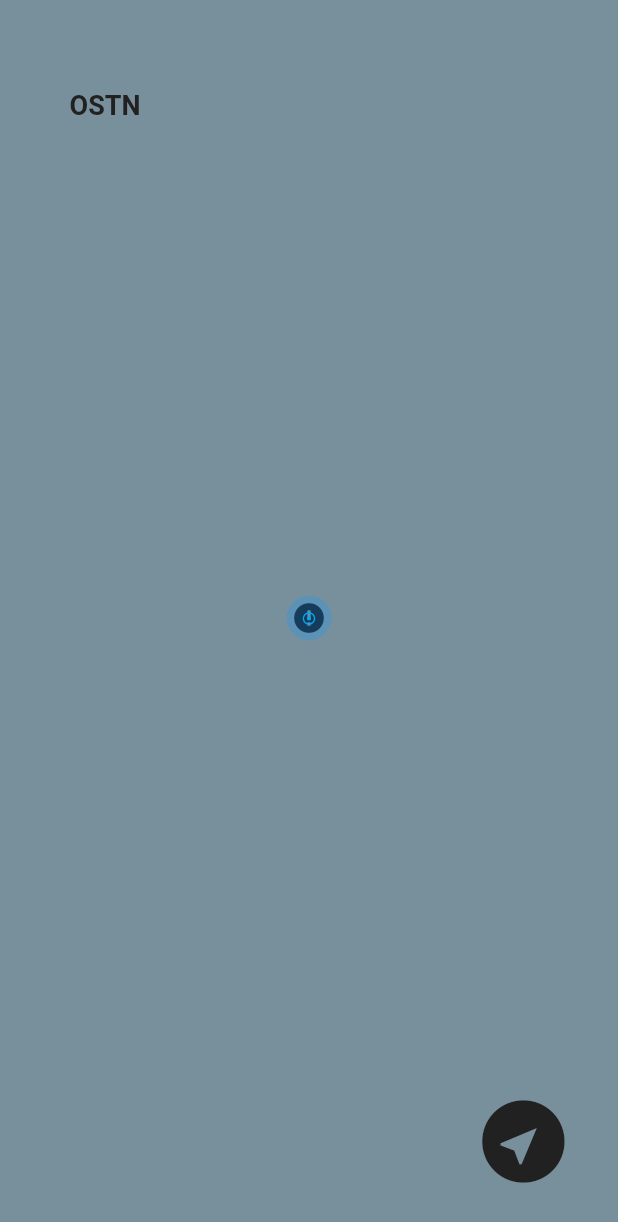
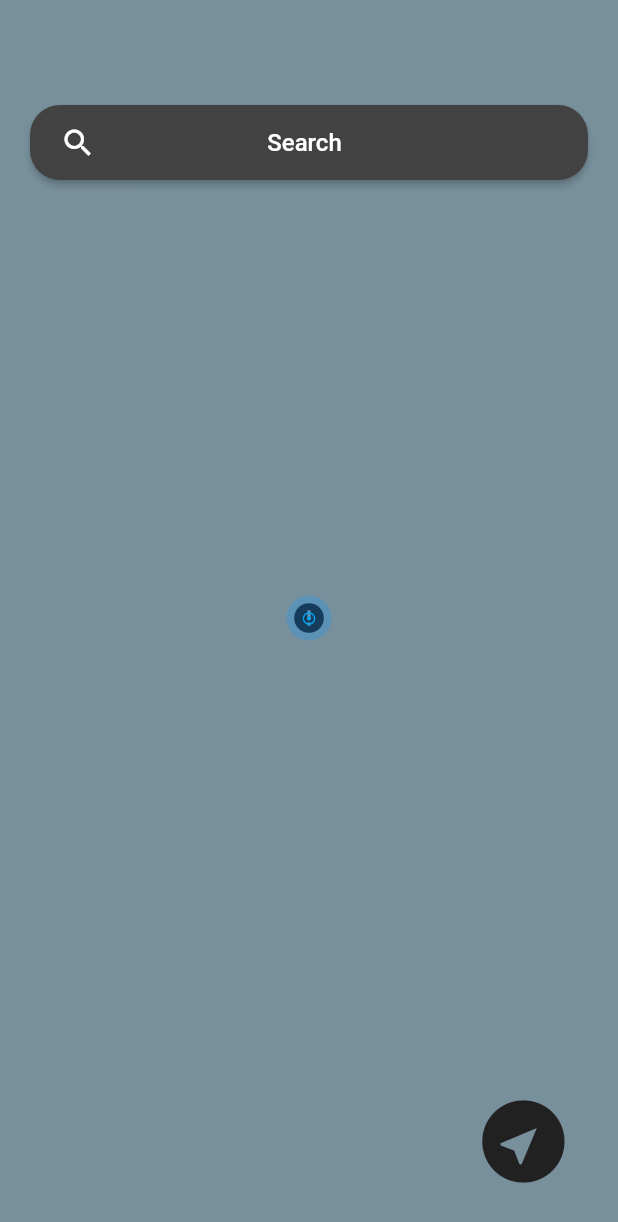
Before and after one commit to ostn-go/ostn_map, a Flutter app: the screen it shows after launch, on a phone screen of 412 x 824 dp. Shown: the top 1222 px of the screen. Run offline on Flutter 3.47's test engine with Material 2 defaults, Android fonts, the phone set to English and light mode, and no system bars; our stand-ins replace cached_network_image; network calls fail.

Commit message:
changes pushed

```diff
--- a/lib/core/viewmodels/user_location.dart
+++ b/lib/core/viewmodels/user_location.dart
@@ -33,3 +33,15 @@ class IsNavigationOn {
 
   IsNavigationOn._(this.isNavigationOn);
 }
+
+class MinMapTileSize {
+  static MinMapTileSize? _instance;
+  double minMapTileSize;
+
+  factory MinMapTileSize() {
+    _instance ??= MinMapTileSize._(0.0);
+    return _instance!;
+  }
+
+  MinMapTileSize._(this.minMapTileSize);
+}
--- a/lib/main.dart
+++ b/lib/main.dart
@@ -31,7 +31,7 @@ class MyApp extends StatelessWidget {
       ],
       child: MaterialApp(
         debugShowCheckedModeBanner: false,
-        home: FloorPlanScreen(),
+        home: FloorPlanScreenWidget(),
       ),
     );
   }
--- a/lib/services/MapDataService.dart
+++ b/lib/services/MapDataService.dart
@@ -72,7 +72,7 @@ Future<dynamic> fetchUserLocation_1(List<BleUserPosition> bleUserInputs) async {
   };
 
   // Build the URL with query parameters
-  final Uri uri = Uri.parse('http://localhost:8080/triangulate_demo1')
+  final Uri uri = Uri.parse('http://localhost:8080/triangulate_demo')
       .replace(queryParameters: queryParameters);
 
   final response = await http.get(
--- a/lib/view/screens/floorplan_screen.dart
+++ b/lib/view/screens/floorplan_screen.dart
@@ -8,7 +8,16 @@ import 'package:custom_zoomable_floorplan/view/widgets/reset_button_widget.dart'
 import 'package:flutter/material.dart';
 import 'package:provider/provider.dart';
 
-class FloorPlanScreen extends StatelessWidget {
+import '../widgets/search_button_widget.dart';
+import 'CustomSearchDelegate.dart';
+
+class FloorPlanScreenWidget extends StatefulWidget {
+  @override
+  State<FloorPlanScreenWidget> createState() => _FloorPlanScreen();
+
+}
+
+class _FloorPlanScreen extends State<FloorPlanScreenWidget> {
   @override
   Widget build(BuildContext context) {
     final model = Provider.of<FloorPlanModel>(context);
@@ -32,25 +41,15 @@ class FloorPlanScreen extends StatelessWidget {
                   ),
                 ),
                 ResetButtonWidget(),
-                Positioned(
-                  top: 20, // Adjust the position as needed
-                  left: 20, // Adjust the position as needed
-                  child: Container(
-                    width: 100,
-                    height: 100,
-                    color: Colors.transparent,
-                    child: Center(
-                      child: Text(
-                        'OSTN',
-                        style: TextStyle(
-                          color: Global.fontBlack,
-                          fontSize: 18,
-                            fontWeight: FontWeight.bold,
-                        ),
-                      ),
-                    ),
-                  ),
-                ),
+                SearchButtonWidget(
+                  onPressedCallback: () {
+                    // Add your custom onPressed logic here
+                    showSearch(
+                      context: context,
+                      delegate: CustomSearchDelegate(), // Your custom delegate
+                    );
+                  },
+                )
               ],
             ),
           ),
--- a/lib/view/shared/global.dart
+++ b/lib/view/shared/global.dart
@@ -8,6 +8,7 @@ abstract class Global {
   static const Color fontBlack = const Color(0xFF212121);
   static const Color orangeMapIcon = const Color(0xFFF57F17);
   static const Color redLocationIconColor = const Color(0xFFE53935);
+  static const Color searchBarBlack = const Color(0xFF424242);
 
 
   static const List lights = [
@@ -25,4 +26,24 @@ abstract class Global {
     1500: 'Something'
   };
 
+  static const List<String> data = [
+    'Apple',
+    'Banana',
+    'Banana1',
+    'Banana2',
+    'Banana3',
+    'Cherry',
+    'Date',
+    'Fig',
+    'Grape',
+    'Lemon',
+    'Mango',
+    'Orange',
+    'Peach',
+    'Pear',
+    'Pineapple',
+    'Strawberry',
+    'Watermelon',
+  ];
+
 }
--- a/lib/view/widgets/gridview_widget.dart
+++ b/lib/view/widgets/gridview_widget.dart
@@ -51,23 +51,21 @@ class _GridViewWidgetState extends State<GridViewWidget> {
     final model = Provider.of<FloorPlanModel>(context, listen: false);
     // print(intList[0]);
 
-    Timer.periodic(Duration(milliseconds: 2000), (timer) {
+    Timer.periodic(Duration(milliseconds: 1000), (timer) {
       // Make an API call to fetch data
-      fetchUserLocation_1(bleUserPosition).then((data) {
+      fetchUserLocation(bleUserPosition).then((data) {
         setState(() {
           _getOffset(_key);
-          print(_x);
-          print(_y);
-          print(IsNavigationOn().isNavigationOn);
+          MinMapTileSize().minMapTileSize=_x!;
           if(IsNavigationOn().isNavigationOn) {
             model.trackUser();
           }
-          iconX =    iconX + data['x']*_x;
-          iconY =  iconY + data['y']*_y;
-         // iconX =   ((_x!*(data['x']-25)) + (_x!/2));
-         // iconY =  ((_y!*(data['y']-25)) + (_y!/2));
+          //iconX =    iconX + data['x']*_x;
+          //iconY =  iconY + data['y']*_y;
+          iconX =   ((_x!*(data['x']-25)) + (_x!/2));
+          iconY =  ((_y!*(data['y']-25)) + (_y!/2));
           UserLocation().pos.x = iconX;
-          UserLocation().pos.y = -1*iconY;
+          UserLocation().pos.y = iconY;
         });
       });
     });
--- /dev/null
+++ b/lib/view/widgets/search_button_widget.dart
@@ -0,0 +1,53 @@
+import 'package:flutter/cupertino.dart';
+import 'package:flutter/material.dart';
+
+import '../screens/CustomSearchDelegate.dart';
+import '../shared/global.dart';
+
+class SearchButtonWidget extends StatelessWidget {
+  final Function onPressedCallback;
+
+  SearchButtonWidget({required this.onPressedCallback});
+
+  @override
+  Widget build(BuildContext context) {
+    return Align(
+      alignment: Alignment.topCenter,
+      child: Padding(
+        padding: const EdgeInsets.only(top: 70.0, left: 20.0, right: 20.0),
+        child: ElevatedButton(
+          onPressed: () {
+            onPressedCallback();
+            // Method to show the search bar
+            // showSearch(
+            //   context: context,
+            //   delegate: CustomSearchDelegate(),
+            // );
+          },
+          style: ElevatedButton.styleFrom(
+            backgroundColor: Global.searchBarBlack, // Grey background color
+            shape: RoundedRectangleBorder(
+              borderRadius: BorderRadius.circular(20.0), // Rounded corners
+            ),
+            padding: EdgeInsets.symmetric(horizontal: 20.0),
+            minimumSize: Size.fromHeight(50.0),
+          ),
+          child: Row(
+            mainAxisAlignment: MainAxisAlignment.spaceBetween,
+            children: [
+              Icon(Icons.search, color: Colors.white), // Search icon
+              Text(
+                'Search',
+                style: TextStyle(
+                  color: Colors.white, // Text color
+                  fontSize: 16.0, // Text size
+                ),
+              ),
+              SizedBox(width: 30.0), // Add spacing on the right
+            ],
+          ),
+        ),
+      ),
+    );
+  }
+}
```
Also changed, not shown: lib/core/viewmodels/floorplan_model.dart (+15 -2 lines), lib/view/screens/CustomSearchDelegate.dart (added, +115 -0 lines), 11 other files.
